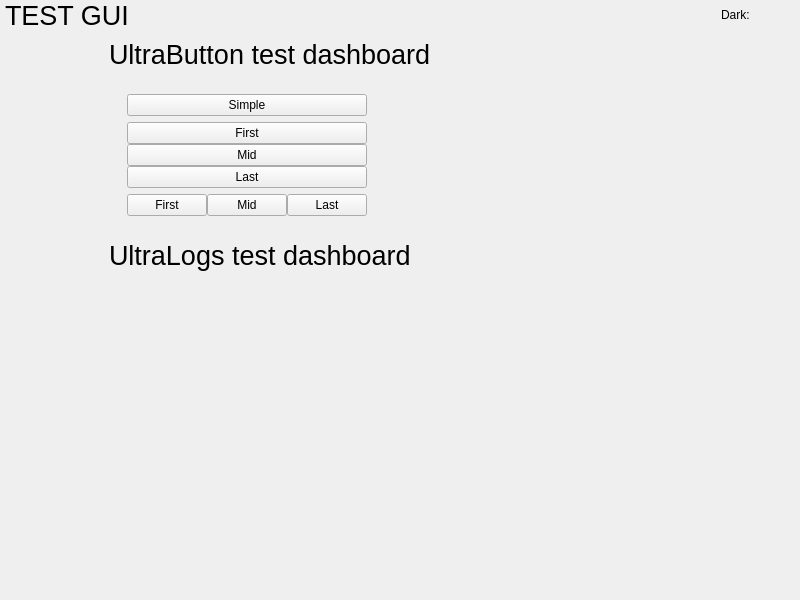
Old version of the form mainwindow.ui in the repository BeatingLawrence/UltraGUI.
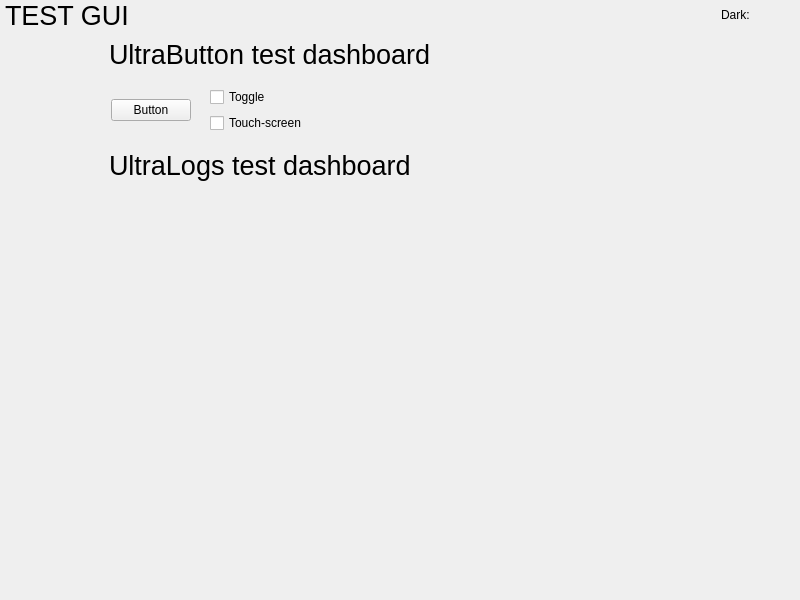
New version of the form. Custom widgets are drawn as their Qt base class.

Commit message: Simplified UltraButton class

```diff
--- a/mainwindow.ui
+++ b/mainwindow.ui
@@ -189,110 +189,43 @@
            <item>
             <widget class="QWidget" name="widget_5" native="true">
              <layout class="QHBoxLayout" name="horizontalLayout_5">
+              <property name="spacing">
+               <number>10</number>
+              </property>
+              <property name="leftMargin">
+               <number>2</number>
+              </property>
+              <property name="topMargin">
+               <number>2</number>
+              </property>
+              <property name="rightMargin">
+               <number>2</number>
+              </property>
+              <property name="bottomMargin">
+               <number>2</number>
+              </property>
               <item>
-               <widget class="QWidget" name="widget_2" native="true">
-                <layout class="QVBoxLayout" name="verticalLayout_4">
+               <widget class="hci::UltraButton" name="testPB">
+                <property name="text">
+                 <string>Button</string>
+                </property>
+               </widget>
+              </item>
+              <item>
+               <widget class="QWidget" name="widget_6" native="true">
+                <layout class="QVBoxLayout" name="verticalLayout_3">
                  <item>
-                  <widget class="hci::UltraButton" name="simplePushButton">
+                  <widget class="QCheckBox" name="buttonTestToggleCB">
                    <property name="text">
-                    <string>Simple</string>
+                    <string>Toggle</string>
                    </property>
                   </widget>
                  </item>
                  <item>
-                  <widget class="QWidget" name="verticalStackOfUB" native="true">
-                   <property name="maximumSize">
-                    <size>
-                     <width>16777215</width>
-                     <height>16777215</height>
-                    </size>
+                  <widget class="QCheckBox" name="buttonTestTouchCB">
+                   <property name="text">
+                    <string>Touch-screen</string>
                    </property>
-                   <layout class="QVBoxLayout" name="verticalLayout_3">
-                    <property name="spacing">
-                     <number>0</number>
-                    </property>
-                    <property name="leftMargin">
-                     <number>0</number>
-                    </property>
-                    <property name="topMargin">
-                     <number>0</number>
-                    </property>
-                    <property name="rightMargin">
-                     <number>0</number>
-                    </property>
-                    <property name="bottomMargin">
-                     <number>0</number>
-                    </property>
-                    <item>
-                     <widget class="hci::UltraButton" name="verticalStackUB_1">
-                      <property name="text">
-                       <string>First</string>
-                      </property>
-                     </widget>
-                    </item>
-                    <item>
-                     <widget class="hci::UltraButton" name="verticalStackUB_2">
-                      <property name="text">
-                       <string>Mid</string>
-                      </property>
-                     </widget>
-                    </item>
-                    <item>
-                     <widget class="hci::UltraButton" name="verticalStackUB_3">
-                      <property name="text">
-                       <string>Last</string>
-                      </property>
-                     </widget>
-                    </item>
-                   </layout>
-                  </widget>
-                 </item>
-                 <item>
-                  <widget class="QWidget" name="horizontalStackOfUB" native="true">
-                   <property name="maximumSize">
-                    <size>
-                     <width>16777215</width>
-                     <height>16777215</height>
-                    </size>
-                   </property>
-                   <layout class="QHBoxLayout" name="horizontalLayout_3">
-                    <property name="spacing">
-                     <number>0</number>
-                    </property>
-                    <property name="leftMargin">
-                     <number>0</number>
-                    </property>
-                    <property name="topMargin">
-                     <number>0</number>
-                    </property>
-                    <property name="rightMargin">
-                     <number>0</number>
-                    </property>
-                    <property name="bottomMargin">
-                     <number>0</number>
-                    </property>
-                    <item>
-                     <widget class="hci::UltraButton" name="horizontalStackUB_1">
-                      <property name="text">
-                       <string>First</string>
-                      </property>
-                     </widget>
-                    </item>
-                    <item>
-                     <widget class="hci::UltraButton" name="horizontalStackUB_2">
-                      <property name="text">
-                       <string>Mid</string>
-                      </property>
-                     </widget>
-                    </item>
-                    <item>
-                     <widget class="hci::UltraButton" name="horizontalStackUB_3">
-                      <property name="text">
-                       <string>Last</string>
-                      </property>
-                     </widget>
-                    </item>
-                   </layout>
                   </widget>
                  </item>
                 </layout>
@@ -520,11 +453,6 @@
   </widget>
  </widget>
  <customwidgets>
-  <customwidget>
-   <class>hci::UltraButton</class>
-   <extends>QPushButton</extends>
-   <header>components/ultrabutton.h</header>
-  </customwidget>
   <customwidget>
    <class>hci::UltraToggle</class>
    <extends>QWidget</extends>
@@ -561,6 +489,11 @@
    <header>components/ultrascroll.h</header>
    <container>1</container>
   </customwidget>
+  <customwidget>
+   <class>hci::UltraButton</class>
+   <extends>QPushButton</extends>
+   <header>components/ultrabutton.h</header>
+  </customwidget>
  </customwidgets>
  <resources/>
  <connections/>
```
The commit also changes 10 other files.
